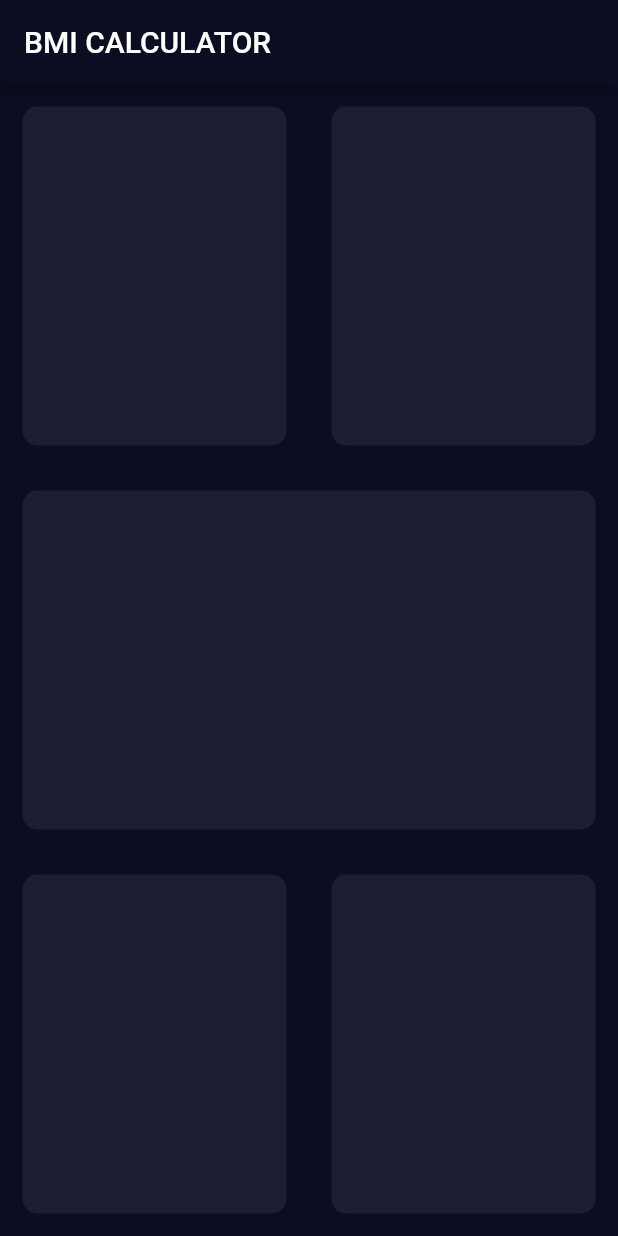
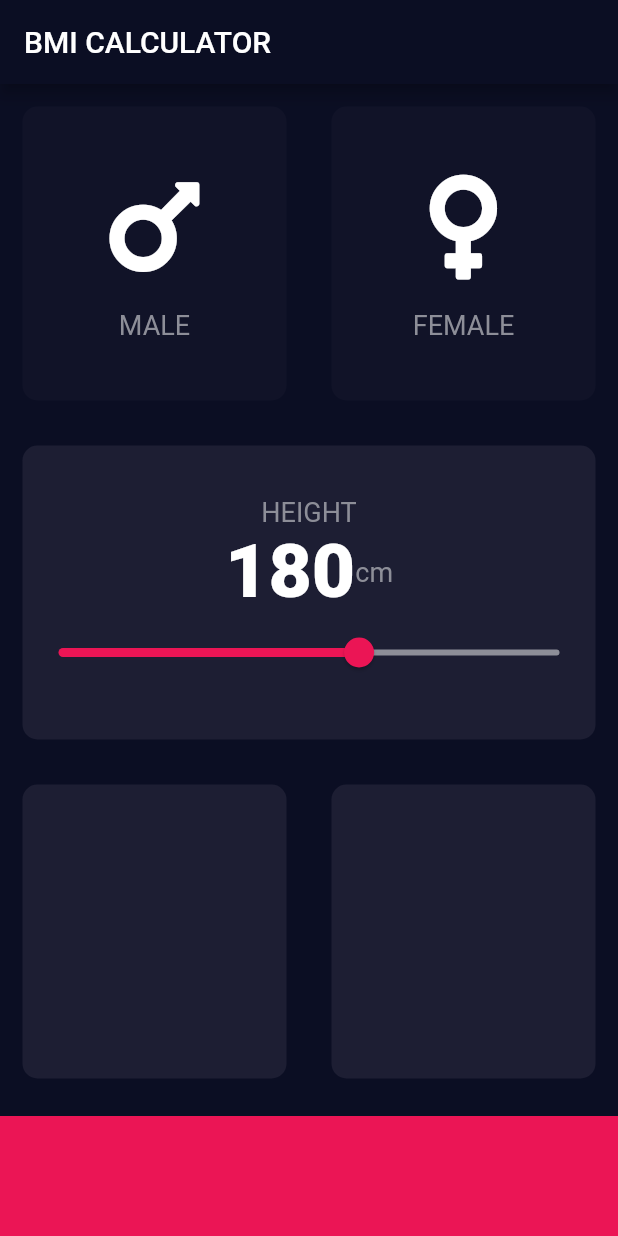
Before and after one commit to lonelywolfomega/BMI-calculator, a Flutter app: the screen it shows after launch, on a phone screen of 412 x 824 dp. Run offline on Flutter 3.47's test engine with Material 2 defaults, Android fonts, the phone set to English and light mode, and no system bars; our stand-ins replace font_awesome_flutter.

Commit message:
new changes

```diff
--- /dev/null
+++ b/lib/constants.dart
@@ -0,0 +1,16 @@
+import 'package:flutter/material.dart';
+
+const kBottomContainerHeight = 80.0;
+const kActiveCardColor = Color(0xFF1D1E33);
+const kInactiveCardColor = Color(0xFF111328);
+const kBottomContainerColor = Color(0xFFEB1555);
+
+const kLabelTextStyle = TextStyle(
+  fontSize: 18,
+  color: Color(0xFF8D8E98),
+);
+
+const kNumberTextStyle = TextStyle(
+  fontSize: 50,
+  fontWeight: FontWeight.w900,
+);
--- /dev/null
+++ b/lib/icon_content.dart
@@ -0,0 +1,29 @@
+import 'package:flutter/material.dart';
+import 'constants.dart';
+
+class IconContent extends StatelessWidget {
+  IconContent({this.icon, this.label});
+
+  final IconData icon;
+  final String label;
+
+  @override
+  Widget build(BuildContext context) {
+    return Column(
+      mainAxisAlignment: MainAxisAlignment.center,
+      children: [
+        Icon(
+          icon,
+          size: 80,
+        ),
+        SizedBox(
+          height: 15,
+        ),
+        Text(
+          label,
+          style: kLabelTextStyle,
+        )
+      ],
+    );
+  }
+}
--- a/lib/input_page.dart
+++ b/lib/input_page.dart
@@ -1,4 +1,15 @@
+import 'dart:ui';
+
 import 'package:flutter/material.dart';
+import 'package:font_awesome_flutter/font_awesome_flutter.dart';
+import 'icon_content.dart';
+import 'reusable_card.dart';
+import 'constants.dart';
+
+enum Gender {
+  male,
+  female,
+}
 
 class InputPage extends StatefulWidget {
   @override
@@ -6,6 +17,12 @@ class InputPage extends StatefulWidget {
 }
 
 class _InputPageState extends State<InputPage> {
+  Color maleCardColour = kInactiveCardColor;
+  Color femaleCardColour = kInactiveCardColor;
+
+  Gender selectedGender;
+  int height = 180;
+
   @override
   Widget build(BuildContext context) {
     return Scaffold(
@@ -13,55 +30,100 @@ class _InputPageState extends State<InputPage> {
           title: Text('BMI CALCULATOR'),
         ),
         body: Column(
+          crossAxisAlignment: CrossAxisAlignment.stretch,
           children: [
             Expanded(
                 child: Row(
               children: [
                 Expanded(
                     child: ReusableCard(
-                  colour: Color(0xFF1D1E33),
+                  onPress: () {
+                    setState(() {
+                      selectedGender = Gender.male;
+                    });
+                  },
+                  colour: selectedGender == Gender.male
+                      ? kActiveCardColor
+                      : kInactiveCardColor,
+                  cardChild: IconContent(
+                    icon: FontAwesomeIcons.mars,
+                    label: 'MALE',
+                  ),
                 )),
                 Expanded(
                     child: ReusableCard(
-                  colour: Color(0xFF1D1E33),
-                )),
+                        onPress: () {
+                          setState(() {
+                            selectedGender = Gender.female;
+                          });
+                        },
+                        colour: selectedGender == Gender.female
+                            ? kActiveCardColor
+                            : kInactiveCardColor,
+                        cardChild: IconContent(
+                          icon: FontAwesomeIcons.venus,
+                          label: 'FEMALE',
+                        ))),
               ],
             )),
             Expanded(
                 child: ReusableCard(
-              colour: Color(0xFF1D1E33),
+              colour: kActiveCardColor,
+              cardChild: Column(
+                mainAxisAlignment: MainAxisAlignment.center,
+                children: [
+                  Text(
+                    'HEIGHT',
+                    style: kLabelTextStyle,
+                  ),
+                  Row(
+                    mainAxisAlignment: MainAxisAlignment.center,
+                    children: [
+                      Text(
+                        height.toString(),
+                        style: kNumberTextStyle,
+                      ),
+                      Text(
+                        'cm',
+                        style: kLabelTextStyle,
+                      )
+                    ],
+                  ),
+                  Slider(
+                    value: height.toDouble(),
+                    min: 120.0,
+                    max: 220.0,
+                    activeColor: Color(0xFFEB1555),
+                    inactiveColor: Color(0xFF8D8E98),
+                    onChanged: (double newValue) {
+                      setState(() {
+                        height = newValue.round();
+                      });
+                    },
+                  ),
+                ],
+              ),
             )),
             Expanded(
                 child: Row(
               children: [
                 Expanded(
                     child: ReusableCard(
-                  colour: Color(0xFF1D1E33),
+                  colour: kActiveCardColor,
                 )),
                 Expanded(
                     child: ReusableCard(
-                  colour: Color(0xFF1D1E33),
+                  colour: kActiveCardColor,
                 )),
               ],
             )),
+            Container(
+              color: kBottomContainerColor,
+              margin: EdgeInsets.only(top: 10),
+              width: double.infinity,
+              height: kBottomContainerHeight,
+            ),
           ],
         ));
   }
 }
-
-class ReusableCard extends StatelessWidget {
-  ReusableCard({@required this.colour});
-
-  final Color colour;
-
-  @override
-  Widget build(BuildContext context) {
-    return Container(
-      margin: EdgeInsets.all(15),
-      decoration: BoxDecoration(
-        borderRadius: BorderRadius.circular(10),
-        color: colour,
-      ),
-    );
-  }
-}
--- /dev/null
+++ b/lib/reusable_card.dart
@@ -0,0 +1,24 @@
+import 'package:flutter/material.dart';
+
+class ReusableCard extends StatelessWidget {
+  ReusableCard({@required this.colour, this.cardChild, this.onPress});
+
+  final Color colour;
+  final Widget cardChild;
+  final Function onPress;
+
+  @override
+  Widget build(BuildContext context) {
+    return GestureDetector(
+      onTap: onPress,
+      child: Container(
+        child: cardChild,
+        margin: EdgeInsets.all(15),
+        decoration: BoxDecoration(
+          borderRadius: BorderRadius.circular(10),
+          color: colour,
+        ),
+      ),
+    );
+  }
+}
```
Also changed, not shown: pubspec.yaml (+3 -58 lines), pubspec.lock.
